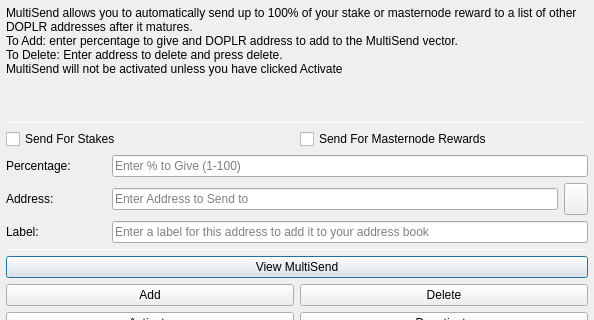
First picture: the form in src/qt/forms/multisenddialog.ui, repository DoplrCoin/Doplr, before the edit; both pictures show x 0 to 594 and y 0 to 320 of the 594 by 526 pixel window.
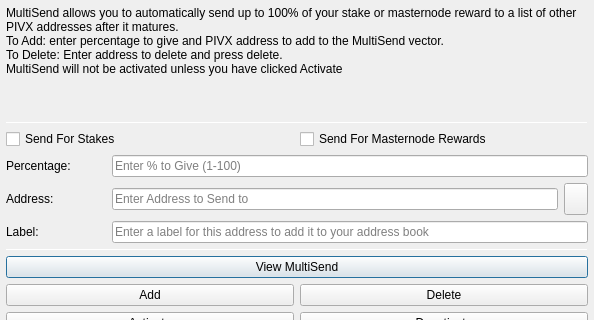
Second picture: the form after the edit. Icons and pictures are not drawn.

Patch:
```diff
--- a/src/qt/forms/multisenddialog.ui
+++ b/src/qt/forms/multisenddialog.ui
@@ -37,8 +37,8 @@
         <number>1</number>
        </property>
        <property name="text">
-        <string>MultiSend allows you to automatically send up to 100% of your stake or masternode reward to a list of other DOPLR addresses after it matures.
-To Add: enter percentage to give and DOPLR address to add to the MultiSend vector.
+        <string>MultiSend allows you to automatically send up to 100% of your stake or masternode reward to a list of other PIVX addresses after it matures.
+To Add: enter percentage to give and PIVX address to add to the MultiSend vector.
 To Delete: Enter address to delete and press delete.
 MultiSend will not be activated unless you have clicked Activate</string>
        </property>
```
Left out of the diff: 4 changed lines with no effect on the pictures.
